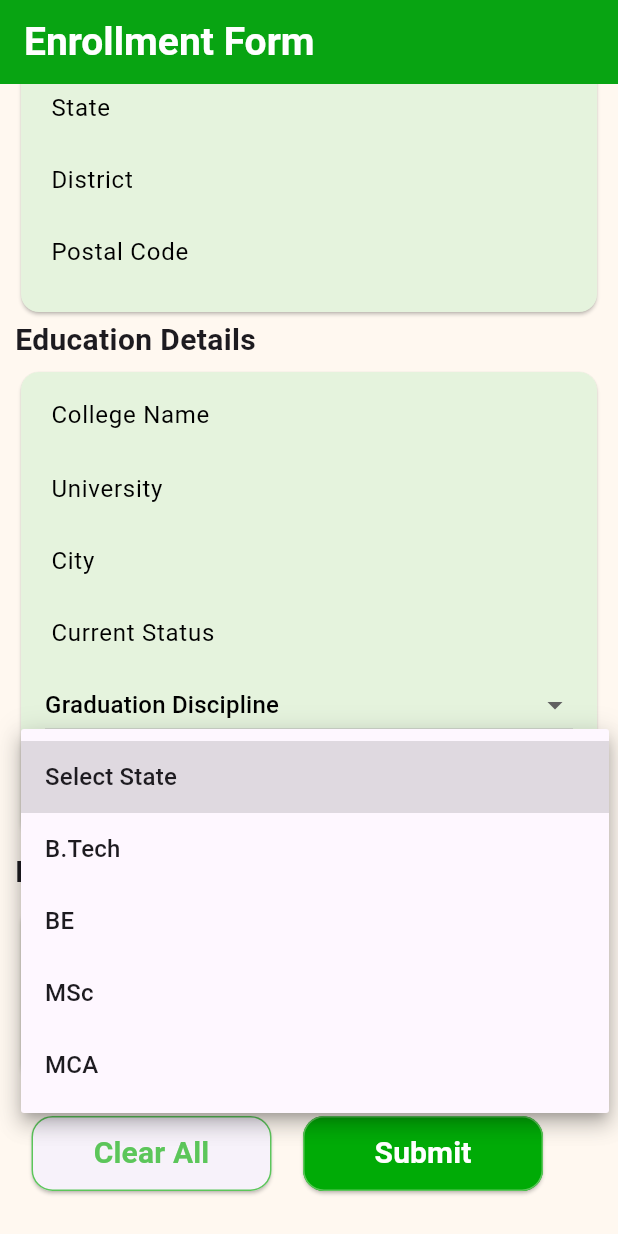
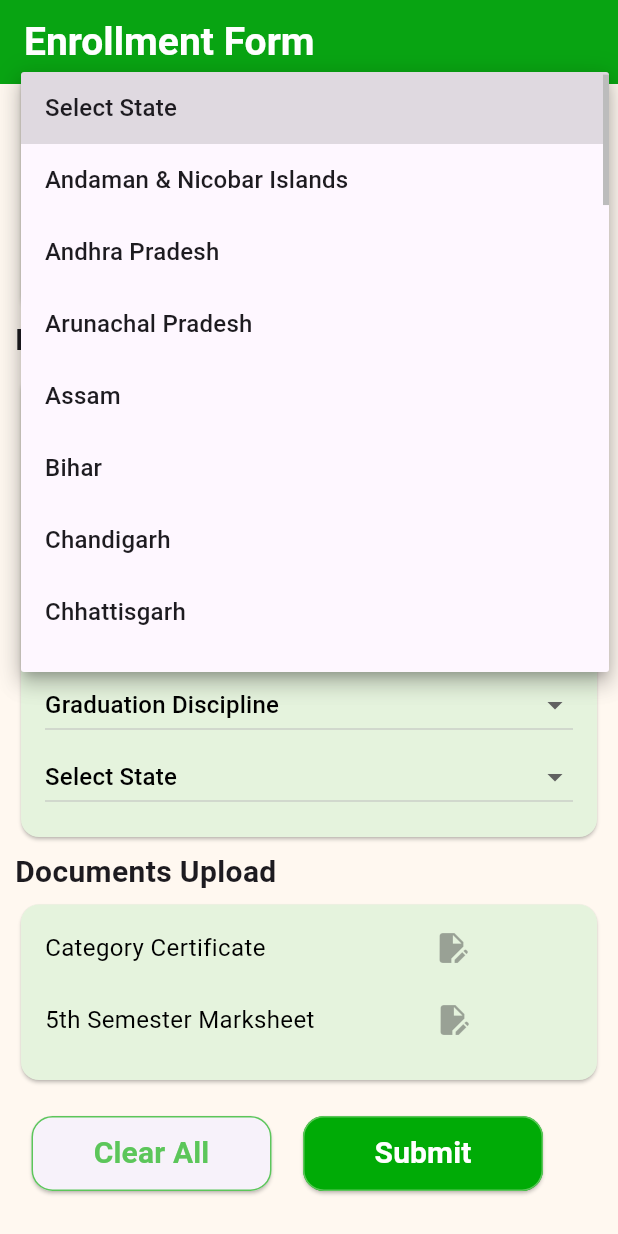
Before and after one commit to Rashmeet1-hub/WblMobile, a Flutter app: the screen it shows after launch, scrolled down 835 dp, after a tap on "Select State", on a phone screen of 412 x 824 dp. Run offline on Flutter 3.47's test engine with Material 3 defaults, Android fonts, the phone set to English and light mode, and no system bars; missing offline and left inert: flutter_signature_pad.

Commit message:
Fixed candidate enrollment form

```diff
--- a/lib/WBL Pages/Demo Testing Pages/candidateregisteration.dart
+++ b/lib/WBL Pages/Demo Testing Pages/candidateregisteration.dart
@@ -671,33 +671,77 @@ class _candidateregisterationState extends State<candidateregisteration> {
                       const SizedBox(
                         height: 1,
                       ),
-                      TextFormField(
-                        textCapitalization: TextCapitalization.words,
-                        decoration: InputDecoration(
-                          labelText: 'State ',
-                          labelStyle: const TextStyle(
-                            color: Colors.black,
-                            fontSize: 16,
-                            //fontWeight: FontWeight.bold,
+                      Row(
+                        mainAxisAlignment: MainAxisAlignment.end,
+                        children: [
+                          Expanded(
+                            child: Column(
+                              crossAxisAlignment: CrossAxisAlignment.start,
+                              children: [
+                                DropdownButton<String>(
+                                  menuMaxHeight: 400,
+                                  items: <String>[
+                                    'Select State', // Placeholder
+
+                                    'Andaman & Nicobar Islands',
+                                    'Andhra Pradesh',
+                                    'Arunachal Pradesh',
+                                    'Assam',
+                                    'Bihar',
+                                    'Chandigarh',
+                                    'Chhattisgarh',
+                                    'Dadra & Nagar Haveli',
+                                    'Daman & Diu',
+                                    'Delhi',
+                                    'Goa',
+                                    'Gujarat',
+                                    'Haryana',
+                                    'Himachal Pradesh',
+                                    'Jammu & Kashmir',
+                                    'Jharkhand',
+                                    'Karnataka',
+                                    'Kerala',
+                                    'Ladakh',
+                                    'Lakshadweep',
+                                    'Madhya Pradesh',
+                                    'Maharashtra',
+                                    'Manipur',
+                                    'Meghalaya',
+                                    'Mizoram',
+                                    'Nagaland',
+                                    'Odisha',
+                                    'Puducherry',
+                                    'Punjab',
+                                    'Rajasthan',
+                                    'Sikkim',
+                                    'Tamil Nadu',
+                                    'Telangana',
+                                    'Tripura',
+                                    'Uttar Pradesh',
+                                    'Uttarakhand',
+                                    'West Bengal',
+                                  ].map((String value) {
+                                    return DropdownMenuItem<String>(
+                                      value: value,
+                                      child: Text(value),
+                                    );
+                                  }).toList(),
+                                  hint: const Text(
+                                    'Select State', // Updated hint text
+                                    style: TextStyle(
+                                      color: Colors.black,
+                                    ),
+                                  ),
+                                  onChanged: (String? newValue) {
+                                    // Your logic here
+                                  },
+                                  isExpanded: true,
+                                  value: null, // Set value to null for hint
+                                ),
+                              ],
+                            ),
                           ),
-                          contentPadding: const EdgeInsets.only(top: 3),
-                          hintText: 'Enter your State',
-                          hintStyle: const TextStyle(
-                            color: Colors.black,
-                            //fontSize: 16,
-                          ),
-                          enabledBorder: const OutlineInputBorder(
-                            borderSide: BorderSide.none,
-                          ),
-                          // contentPadding: const EdgeInsets.symmetric(
-                          //   vertical: 12.0,
-                          //   horizontal: 16.0,
-                          // ),
-                          focusedErrorBorder: OutlineInputBorder(
-                            borderRadius: BorderRadius.circular(8.0),
-                            borderSide: const BorderSide(color: Colors.red),
-                          ),
-                        ),
+                        ],
                       ),
                       TextFormField(
                         textCapitalization: TextCapitalization.words,
```
